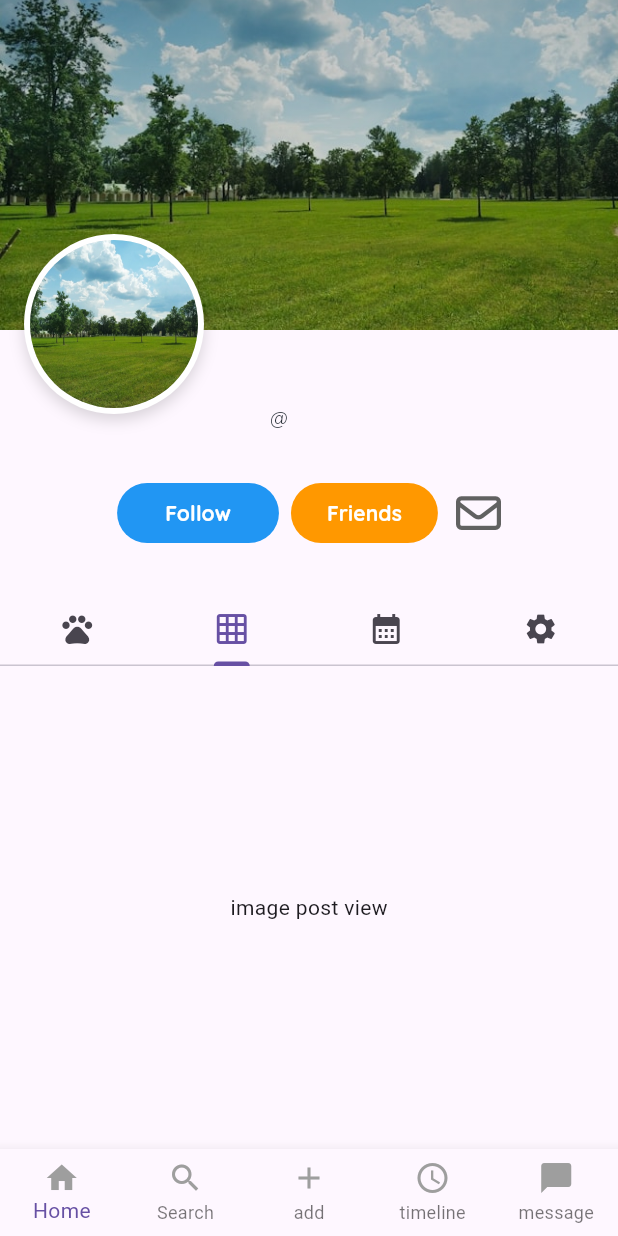
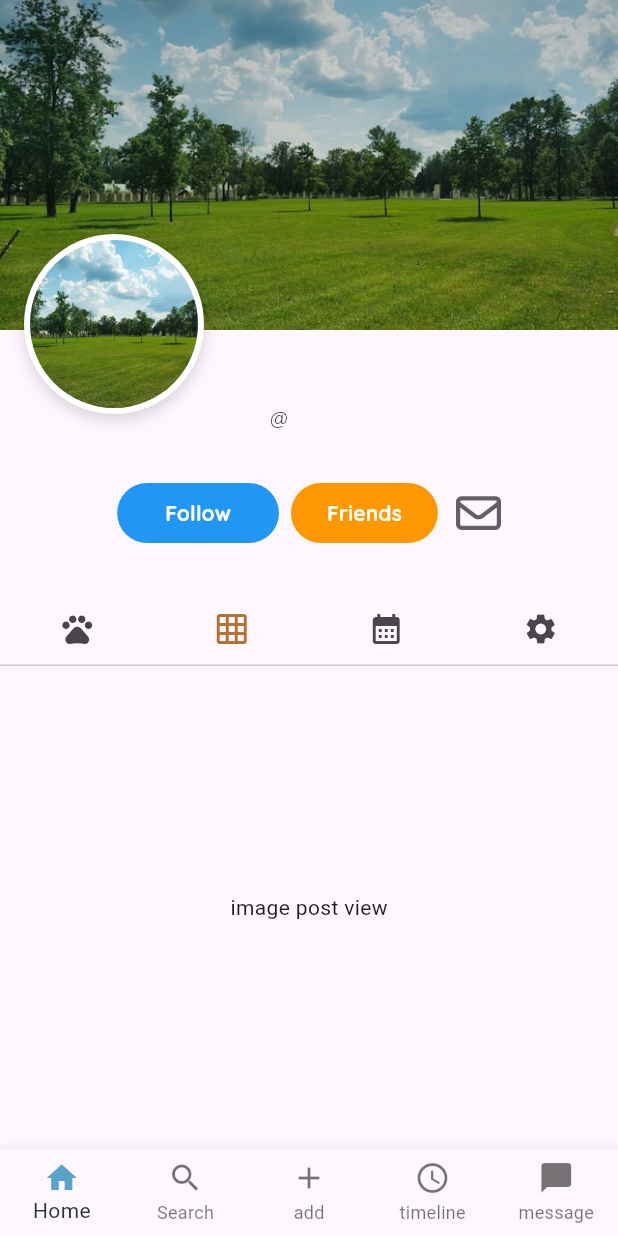
Before and after one commit to YunaSuzuki/timo, a Flutter app: the screen it shows once a user with an empty profile is signed in, tab 2 chosen, on a phone screen of 412 x 824 dp. Run offline on Flutter 3.47's test engine with Material 3 defaults, Android fonts, the phone set to English and light mode, and no system bars; drawn by our look-alikes of flutter_layout_grid; our stand-ins replace cloud_firestore, firebase_auth, firebase_core, font_awesome_flutter; accounts and stored records are empty; Roboto replaces fonts that are missing (M_Plus_Rounded_1c).

Commit message:
change color TabBar & BottomNavigationBar

```diff
--- a/lib/screen/main_page.dart
+++ b/lib/screen/main_page.dart
@@ -1,4 +1,5 @@
 import 'package:flutter/material.dart';
+import 'package:timo/constants.dart';
 import 'package:timo/screen/chat_page.dart';
 import 'package:timo/screen/pet_list_page.dart';
 import 'package:timo/screen/pet_profile_page.dart';
@@ -38,12 +39,14 @@ class _MainPageState extends State<MainPage> {
         currentIndex: _selectedIndex,
         onTap: _onItemTapped,
         items: const <BottomNavigationBarItem>[
-          BottomNavigationBarItem(icon: Icon(Icons.home, color: Colors.grey,), label: 'Home', ),
-          BottomNavigationBarItem(icon: Icon(Icons.search, color: Colors.grey,), label: 'Search'),
-          BottomNavigationBarItem(icon: Icon(Icons.add, color: Colors.grey,), label: 'add'),
-          BottomNavigationBarItem(icon: Icon(Icons.schedule, color: Colors.grey,), label: 'timeline'),
-          BottomNavigationBarItem(icon: Icon(Icons.chat_bubble, color: Colors.grey,), label: 'message'),
+          BottomNavigationBarItem(icon: Icon(Icons.home), label: 'Home', ),
+          BottomNavigationBarItem(icon: Icon(Icons.search), label: 'Search'),
+          BottomNavigationBarItem(icon: Icon(Icons.add), label: 'add'),
+          BottomNavigationBarItem(icon: Icon(Icons.schedule), label: 'timeline'),
+          BottomNavigationBarItem(icon: Icon(Icons.chat_bubble), label: 'message'),
         ],
+        selectedItemColor: greyDark, //selectされているIcon・labelのcolor
+        selectedIconTheme: IconThemeData(color:  Color(0xFF5AA3C6)), //selectされているIconのcolor
       ),
     );
 
--- a/lib/screen/pet_list_page.dart
+++ b/lib/screen/pet_list_page.dart
@@ -24,7 +24,7 @@ class _PetListPageState extends State<PetListPage> {
   final double tabBarViewHeight = 350;
 
   static const List<Tab> homeTabs = <Tab>[
-    Tab(icon: Icon(Icons.pets)),
+    Tab(icon: Icon(Icons.pets), ),
     Tab(icon: Icon(Icons.grid_on)),
     Tab(icon: Icon(Icons.calendar_month)),
     Tab(icon: Icon(Icons.settings)),
@@ -180,7 +180,7 @@ class _PetListPageState extends State<PetListPage> {
               child:  Expanded(
                 child: Column(
                   children: [
-                    TabBar(tabs: homeTabs),
+                    TabBar(tabs: homeTabs, labelColor: Color(0xFFb27130), indicatorColor: Colors.transparent,),
                     Expanded(
                         child: TabBarView(
                             children: [
```
